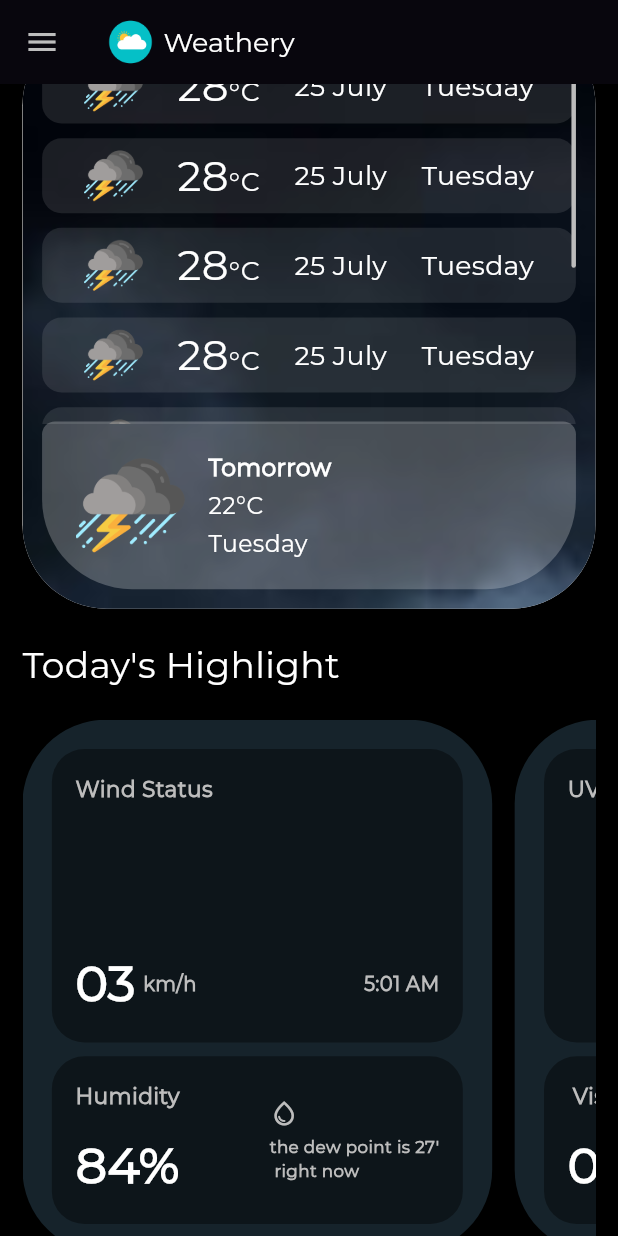
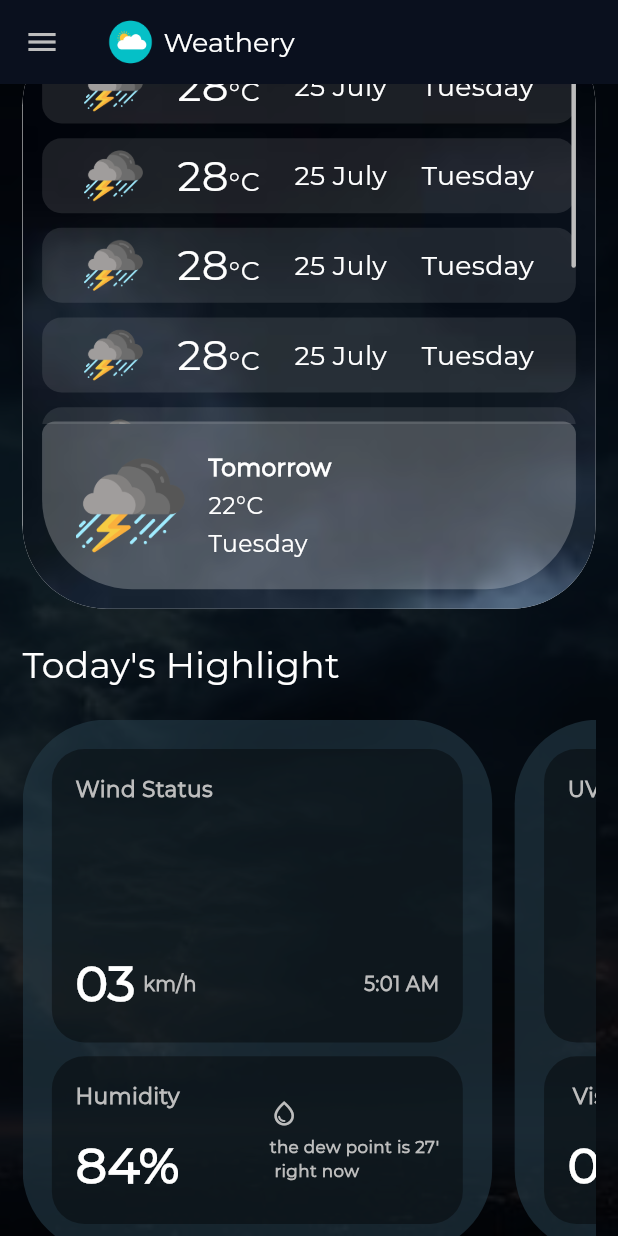
Before and after one commit to Keshav8605/Weather1_app, a Flutter app: the screen it shows after launch, scrolled down 576 dp, on a phone screen of 412 x 824 dp. Run offline on Flutter 3.47's test engine with Material 3 defaults, Android fonts, the phone set to English and light mode, and no system bars; our stand-ins replace lottie.

Commit message:
background image added for the home screen

```diff
--- a/lib/functions_uses.dart
+++ b/lib/functions_uses.dart
@@ -48,8 +48,9 @@ Container main_container({
   return Container(
     padding: EdgeInsets.fromLTRB(20, 9, 30, 40),
     decoration: BoxDecoration(
-      color: color,
+      color: Color(0xFF243B48).withOpacity(0.6),
       image: DecorationImage(
+        opacity: 1,
         image: AssetImage('images/$s'),
         fit: BoxFit.cover,
       ),
--- a/lib/home_screen.dart
+++ b/lib/home_screen.dart
@@ -18,6 +18,7 @@ class _HomescreenState extends State<Homescreen> {
       home: Scaffold(
         appBar: AppBar(
           iconTheme: IconThemeData(color: Colors.grey.shade400),
+
           // leading: Icon(
           //   Icons.menu,
           //   color: Colors.grey.shade500,
@@ -38,7 +39,7 @@ class _HomescreenState extends State<Homescreen> {
               ),
             ],
           ),
-          backgroundColor: Appcolors.black_color,
+          backgroundColor: Color(0xFF020B13),
         ),
         drawer: Drawer(
           backgroundColor: Colors.white,
@@ -47,7 +48,16 @@ class _HomescreenState extends State<Homescreen> {
           ),
         ),
         backgroundColor: Appcolors.black_color,
-        body: SingleChildScrollView(
+        body: Stack(children: [
+          Container(
+            decoration: BoxDecoration(
+                image: DecorationImage(
+                    opacity: 0.2,
+                    fit: BoxFit.cover,
+                    image: AssetImage(
+                        'images/twillight-sky-blurred-background-ai-generated-photo (1).jpg'))),
+          ),
+          SingleChildScrollView(
             physics: BouncingScrollPhysics(),
             child: Padding(
               padding: EdgeInsets.all(15),
@@ -107,6 +117,7 @@ class _HomescreenState extends State<Homescreen> {
               ),
             ),
           ),
+        ]),
       ),
     );
   }
```
Also changed, not shown: images/twillight-sky-blurred-background-ai-generated-photo (1).jpg (added). Lines whose indentation alone changed are shown as unchanged.
